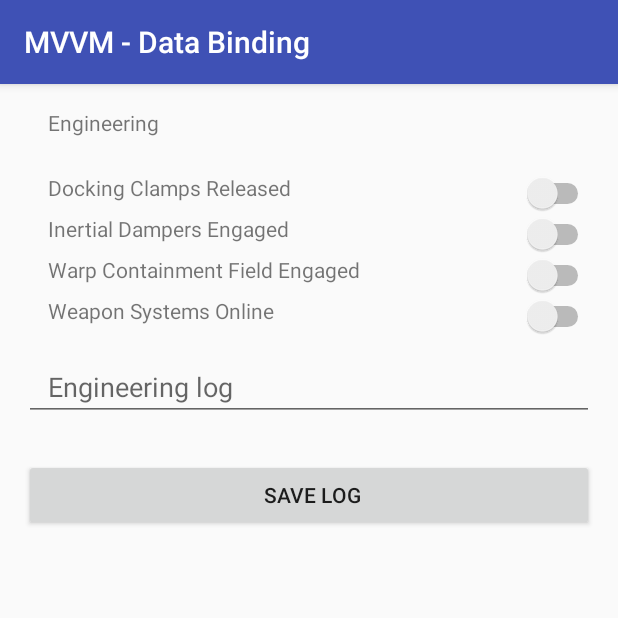
After one commit to efoertsch/MvcMvmMvvm, an Android app: the MvvmActivity screen opened directly, with no data from a screen before it, on a phone screen of 412 x 824 dp, the top half of it. The commit adds this screen. Run offline under Robolectric (Android 15) with nearby library versions, the phone set to English and light mode, and no system bars; our stand-ins replace data binding; 1 statement that could not run was skipped.

Commit message:
Implemented MVVM sample code using Data Binding

```diff
--- a/app/build.gradle
+++ b/app/build.gradle
@@ -10,6 +10,10 @@ android {
         versionCode 1
         versionName "1.0"
         testInstrumentationRunner "android.support.test.runner.AndroidJUnitRunner"
+
+        dataBinding {
+            enabled = true
+        }
     }
     buildTypes {
         release {
--- a/app/src/main/AndroidManifest.xml
+++ b/app/src/main/AndroidManifest.xml
@@ -22,6 +22,8 @@
         <activity android:name="com.fisincorporated.mvc.MvcActivity"/>
         <activity android:name="com.fisincorporated.mvp.MvpActivity"/>
         <activity android:name="com.fisincorporated.mvpos.MvpOSActivity"></activity>
+        <activity android:name="com.fisincorporated.mvvm.MvvmActivity"></activity>
+        MvvmActivity
     </application>
 
 </manifest>
--- a/app/src/main/java/com/fisincorporated/common/IStationModel.java
+++ b/app/src/main/java/com/fisincorporated/common/IStationModel.java
@@ -13,5 +13,7 @@ public interface IStationModel {
 
     void setLogText(String logText);
 
+    String getLogText();
+
     void setStationSwitchValue(int position, boolean onOff);
 }
--- a/app/src/main/java/com/fisincorporated/common/StationModel.java
+++ b/app/src/main/java/com/fisincorporated/common/StationModel.java
@@ -41,7 +41,6 @@ public class StationModel implements IStationModel {
     @Override
     public List<IStationControl> getStationControls(){
         return stationControls;
-
     }
 
     @Override
@@ -65,9 +64,16 @@ public class StationModel implements IStationModel {
     }
 
     @Override
+    public String getLogText() {
+        return logText;
+    }
+
+    @Override
     public void setStationSwitchValue(int position, boolean onOff){
         if (position <= stationControls.size()){
             stationControls.get(position).setOnOff(onOff);
         }
     }
+
+
 }
--- a/app/src/main/java/com/fisincorporated/master/MasterActivity.java
+++ b/app/src/main/java/com/fisincorporated/master/MasterActivity.java
@@ -6,10 +6,11 @@ import android.support.v7.app.AppCompatActivity;
 import android.view.View;
 import android.widget.Button;
 
+import com.fisincorporated.mvc.MvcActivity;
 import com.fisincorporated.mvc_mvp_mvvm.R;
-import com.fisincorporated.mvc.MvcActivity;
 import com.fisincorporated.mvp.MvpActivity;
 import com.fisincorporated.mvpos.MvpOSActivity;
+import com.fisincorporated.mvvm.MvvmActivity;
 
 import butterknife.BindView;
 import butterknife.ButterKnife;
@@ -27,7 +28,7 @@ public class MasterActivity extends AppCompatActivity {
     @BindView(R.id.activity_master_mvp_button)
     Button mvpButton;
 
-    @BindView(R.id.activity_master_mvvm_button)
+    @BindView(R.id.activity_master_mvpos_button)
     Button mvvmButton;
 
 
@@ -51,10 +52,15 @@ public class MasterActivity extends AppCompatActivity {
     }
 
 
+    @OnClick(R.id.activity_master_mvpos_button)
+    public void onClickMvpOSButton(View view){
+        startActivity(MvpOSActivity.class);
+    }
+
     @OnClick(R.id.activity_master_mvvm_button)
     public void onClickMvvmButton(View view){
 
-        startActivity(MvpOSActivity.class);
+        startActivity(MvvmActivity.class);
     }
 
     private void startActivity(Class clazz) {
--- /dev/null
+++ b/app/src/main/java/com/fisincorporated/mvvm/MvvmActivity.java
@@ -0,0 +1,61 @@
+package com.fisincorporated.mvvm;
+
+import android.databinding.DataBindingUtil;
+import android.os.Bundle;
+import android.support.v7.app.AppCompatActivity;
+import android.support.v7.widget.LinearLayoutManager;
+import android.util.Log;
+import android.view.View;
+
+import com.fisincorporated.common.IStationModel;
+import com.fisincorporated.common.StationModel;
+import com.fisincorporated.common.SwitchChange;
+import com.fisincorporated.common.SwitchChangeListener;
+import com.fisincorporated.mvc_mvp_mvvm.R;
+import com.fisincorporated.mvc_mvp_mvvm.databinding.ActivityMvvmBinding;
+
+/**
+ * Using Data Binding for MVVM pattern
+ */
+public class MvvmActivity extends AppCompatActivity implements SwitchChangeListener {
+
+    private static final String TAG = MvvmActivity.class.getSimpleName();
+
+    private ActivityMvvmBinding binding;
+
+    private IStationModel iStationModel;
+
+    @Override
+    protected void onCreate(Bundle savedInstanceState) {
+        super.onCreate(savedInstanceState);
+        setTitle("MVVM - Data Binding");
+        binding = DataBindingUtil.setContentView(this, R.layout.activity_mvvm);
+       if (binding != null) {
+           setupStation();
+       }
+    }
+
+    private void setupStation() {
+        iStationModel = StationModel.getStationModel();
+        binding.setStation(iStationModel);
+        setupRecyclerView(iStationModel);
+    }
+
+    private void setupRecyclerView(IStationModel stationInfo) {
+        binding.activityStationSwitchesRecyclerview.setHasFixedSize(true);
+        binding.activityStationSwitchesRecyclerview.setLayoutManager(new LinearLayoutManager(this));
+        RecyclerViewAdapterMvvm recyclerViewAdapter = new RecyclerViewAdapterMvvm(this,  stationInfo.getStationControls());
+        binding.activityStationSwitchesRecyclerview.setAdapter(recyclerViewAdapter);
+    }
+
+    public void onClickSaveLogButton(View view){
+        Log.d(TAG, "Saved Log:" + binding.activityStationLog.getText());
+    }
+
+    @Override
+    public void switchChanged(SwitchChange switchChange) {
+        Log.d(TAG,  "Switch changed. Position:" + switchChange.position + " isSelected:" + switchChange.isSelected);
+        iStationModel.setStationSwitchValue(switchChange.position, switchChange.isSelected);
+    }
+
+}
--- /dev/null
+++ b/app/src/main/java/com/fisincorporated/mvvm/RecyclerViewAdapterMvvm.java
@@ -0,0 +1,65 @@
+package com.fisincorporated.mvvm;
+
+import android.databinding.DataBindingUtil;
+import android.support.v7.widget.RecyclerView;
+import android.view.LayoutInflater;
+import android.view.ViewGroup;
+import android.widget.CompoundButton;
+
+import com.fisincorporated.common.IStationControl;
+import com.fisincorporated.common.SwitchChange;
+import com.fisincorporated.common.SwitchChangeListener;
+import com.fisincorporated.mvc_mvp_mvvm.R;
+import com.fisincorporated.mvc_mvp_mvvm.databinding.ListItemMvvmBinding;
+
+import java.util.List;
+
+
+public class RecyclerViewAdapterMvvm extends RecyclerView.Adapter<RecyclerViewAdapterMvvm.ViewHolder> {
+    private List<IStationControl> iStationControls;
+
+    private SwitchChangeListener switchChangeListener;
+
+    public RecyclerViewAdapterMvvm(SwitchChangeListener switchChangeListener, List<IStationControl> iStationControls) {
+        this.switchChangeListener = switchChangeListener;
+        this.iStationControls = iStationControls;
+    }
+
+    @Override
+    public RecyclerViewAdapterMvvm.ViewHolder onCreateViewHolder(ViewGroup parent, int viewType) {
+        ListItemMvvmBinding binding = DataBindingUtil.inflate(LayoutInflater.from(parent.getContext()), ViewHolder.LAYOUT_RESOURCE, parent, false);
+        return new RecyclerViewAdapterMvvm.ViewHolder(binding);
+    }
+
+    @Override
+    public void onBindViewHolder(RecyclerViewAdapterMvvm.ViewHolder holder, int position) {
+        holder.binding.setControl(iStationControls.get(position));
+        holder.binding.listItemSwitch.setTag(position);
+        holder.binding.listItemSwitch.setOnCheckedChangeListener(new CompoundButton.OnCheckedChangeListener() {
+            @Override
+            public void onCheckedChanged(CompoundButton compoundButton, boolean b) {
+                if (switchChangeListener != null) {
+                    switchChangeListener.switchChanged(new SwitchChange((int) compoundButton.getTag(), b));
+                }
+            }
+        });
+    }
+
+
+    @Override
+    public int getItemCount() {
+        return iStationControls.size();
+    }
+
+    public static class ViewHolder extends RecyclerView.ViewHolder {
+        protected static final int LAYOUT_RESOURCE = R.layout.list_item_mvvm;
+
+        private ListItemMvvmBinding binding;
+
+        public ViewHolder(ListItemMvvmBinding bindingView) {
+            super(bindingView.getRoot());
+            binding = bindingView;
+        }
+
+    }
+}
--- a/app/src/main/res/layout/activity_master.xml
+++ b/app/src/main/res/layout/activity_master.xml
@@ -1,54 +1,63 @@
 <FrameLayout xmlns:android="http://schemas.android.com/apk/res/android"
-             xmlns:tools="http://schemas.android.com/tools"
-             android:layout_width="match_parent"
-             android:layout_height="match_parent"
-             android:background="#0099cc"
-             tools:context="com.fisincorporated.master.MasterActivity">
+    xmlns:tools="http://schemas.android.com/tools"
+    android:layout_width="match_parent"
+    android:layout_height="match_parent"
+    android:background="#0099cc"
+    tools:context="com.fisincorporated.master.MasterActivity">
 
     <LinearLayout
         android:layout_width="match_parent"
         android:layout_height="match_parent"
         android:orientation="vertical"
-        android:weightSum="4">
+        android:weightSum="5">
 
         <Space
             android:layout_width="match_parent"
             android:layout_height="0dp"
-            android:layout_weight="1"/>
+            android:layout_weight="1" />
 
         <Button
             android:id="@+id/activity_master_mvc_button"
             android:layout_width="wrap_content"
             android:layout_height="wrap_content"
             android:layout_gravity="center"
-
-            android:text="MVC"/>
+            android:text="MVC" />
 
         <Space
             android:layout_width="match_parent"
             android:layout_height="0dp"
-            android:layout_weight="1"/>
+            android:layout_weight="1" />
 
         <Button
             android:id="@+id/activity_master_mvp_button"
             android:layout_width="wrap_content"
             android:layout_height="wrap_content"
             android:layout_gravity="center_horizontal"
-
-            android:text="MVP"/>
+            android:text="MVP" />
 
         <Space
             android:layout_width="0dp"
             android:layout_height="wrap_content"
-            android:layout_weight="1"/>
+            android:layout_weight="1" />
+
+        <Button
+            android:id="@+id/activity_master_mvpos_button"
+            android:layout_width="wrap_content"
+            android:layout_height="wrap_content"
+            android:layout_gravity="center_horizontal"
+            android:text="MVP - Observer/Subscriber" />
+
+        <Space
+            android:layout_width="0dp"
+            android:layout_height="wrap_content"
+            android:layout_weight="1" />
 
         <Button
             android:id="@+id/activity_master_mvvm_button"
             android:layout_width="wrap_content"
             android:layout_height="wrap_content"
             android:layout_gravity="center_horizontal"
-
-            android:text="MVP - O/S"/>
+            android:text="MVVM - DataBinding" />
 
     </LinearLayout>
 
--- /dev/null
+++ b/app/src/main/res/layout/activity_mvvm.xml
@@ -0,0 +1,67 @@
+<?xml version="1.0" encoding="utf-8"?>
+<layout xmlns:android="http://schemas.android.com/apk/res/android"
+    xmlns:tools="http://schemas.android.com/tools">
+
+    <data>
+        <variable
+            name="station" type="com.fisincorporated.common.IStationModel" />
+    </data>
+
+    <LinearLayout
+        android:id="@+id/activity_station_main_layout"
+        android:layout_width="match_parent"
+        android:layout_height="match_parent"
+        android:orientation="vertical"
+        android:paddingBottom="@dimen/activity_vertical_margin"
+        android:paddingLeft="@dimen/activity_horizontal_margin"
+        android:paddingRight="@dimen/activity_horizontal_margin"
+        android:paddingTop="@dimen/activity_vertical_margin"
+        tools:context="com.fisincorporated.mvc.MvvmActivity">
+
+        <TextView
+            android:id="@+id/activity_station_title"
+            android:layout_width="match_parent"
+            android:layout_height="wrap_content"
+            android:paddingLeft="@dimen/activity_horizontal_margin"
+            android:text="@{station.stationName}"
+            tools:text="StationName"/>
+
+        <android.support.v7.widget.RecyclerView
+            android:id="@+id/activity_station_switches_recyclerview"
+            android:layout_width="match_parent"
+            android:layout_height="wrap_content"
+            android:layout_below="@+id/activity_station_title"
+            android:layout_marginTop="24dp"
+            android:paddingLeft="@dimen/activity_horizontal_margin" />
+
+        <android.support.design.widget.TextInputLayout
+            android:id="@+id/activity_station_log_layout"
+            android:layout_width="match_parent"
+            android:layout_height="wrap_content">
+
+            <EditText
+                android:id="@+id/activity_station_log"
+                android:layout_width="match_parent"
+                android:layout_height="wrap_content"
+                android:layout_alignParentStart="true"
+                android:layout_below="@+id/activity_station_log_label"
+                android:hint="@{station.logHint}"
+                tools:hint="Enter station log here"
+                android:inputType="textAutoCorrect|textCapSentences|textMultiLine"
+                android:paddingLeft="@dimen/activity_horizontal_margin" />
+
+        </android.support.design.widget.TextInputLayout>
+
+        <Button
+            android:id="@+id/activity_stations_save_log_button"
+            android:layout_width="match_parent"
+            android:layout_height="wrap_content"
+            android:layout_below="@+id/activity_station_log"
+            android:layout_marginTop="25dp"
+            android:paddingLeft="@dimen/activity_horizontal_margin"
+            android:text="@{station.bigButtonName}"
+            android:onClick="onClickSaveLogButton"
+            />
+
+    </LinearLayout>
+</layout>
--- /dev/null
+++ b/app/src/main/res/layout/list_item_mvvm.xml
@@ -0,0 +1,31 @@
+<?xml version="1.0" encoding="utf-8"?>
+<layout xmlns:android="http://schemas.android.com/apk/res/android"
+    xmlns:tools="http://schemas.android.com/tools">
+
+    <data>
+        <variable
+            name="control" type="com.fisincorporated.common.IStationControl" />
+    </data>
+
+    <RelativeLayout
+        android:layout_width="match_parent"
+        android:layout_height="wrap_content">
+
+        <TextView
+            android:id="@+id/list_item_text"
+            android:layout_width="wrap_content"
+            android:layout_height="wrap_content"
+            android:layout_alignParentStart="true"
+            android:text="@{control.stationControlName}"
+            tools:text="Station Control"/>
+
+        <Switch
+            android:id="@+id/list_item_switch"
+            android:layout_width="wrap_content"
+            android:layout_height="wrap_content"
+            android:layout_alignParentEnd="true"
+            android:checked="@{control.onOff}"
+            tools:checked="true"/>
+
+    </RelativeLayout>
+</layout>
```
